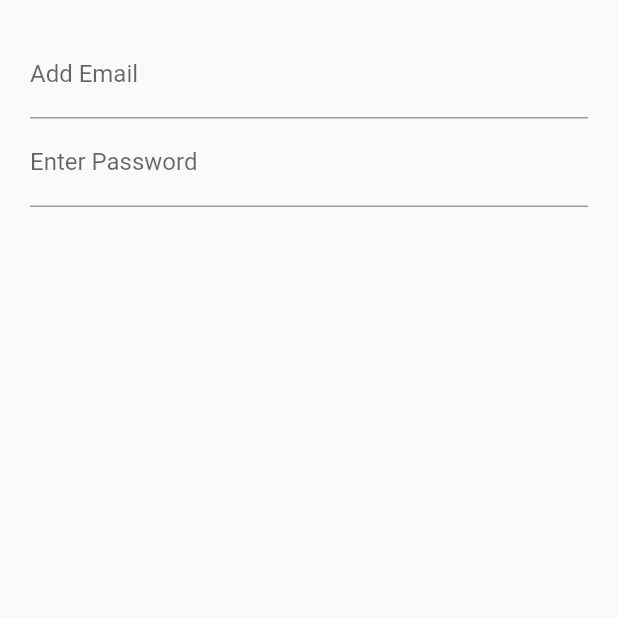
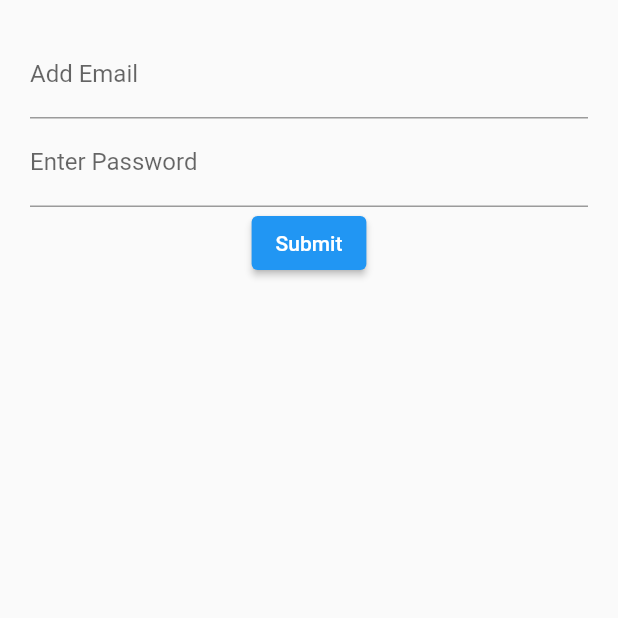
Before and after one commit to mannuelf/flutter-login, a Flutter app: the screen it shows after launch, on a phone screen of 412 x 824 dp, the top half of it. Run offline on Flutter 3.47's test engine with Material 2 defaults, Android fonts, the phone set to English and light mode, and no system bars.

Commit message:
add raised button

```diff
--- a/lib/src/screens/login.dart
+++ b/lib/src/screens/login.dart
@@ -1,6 +1,8 @@
 import 'package:flutter/material.dart';
 
 class LoginScreen extends StatefulWidget {
+  const LoginScreen({Key? key}) : super(key: key);
+
   @override
   State<StatefulWidget> createState() {
     return LoginScreenState();
@@ -14,7 +16,7 @@ class LoginScreenState extends State<LoginScreen> {
         margin: const EdgeInsets.all(20.0),
         child: Form(
           child: Column(
-            children: [emailField(), passwordField()],
+            children: [emailField(), passwordField(), submitButton()],
           ),
         ));
   }
@@ -37,5 +39,8 @@ class LoginScreenState extends State<LoginScreen> {
     );
   }
 
-  // Widget submitButton() {}
+  Widget submitButton() {
+    return ElevatedButton(
+        onPressed: (() => print('submitting')), child: const Text('Submit'));
+  }
 }
```
